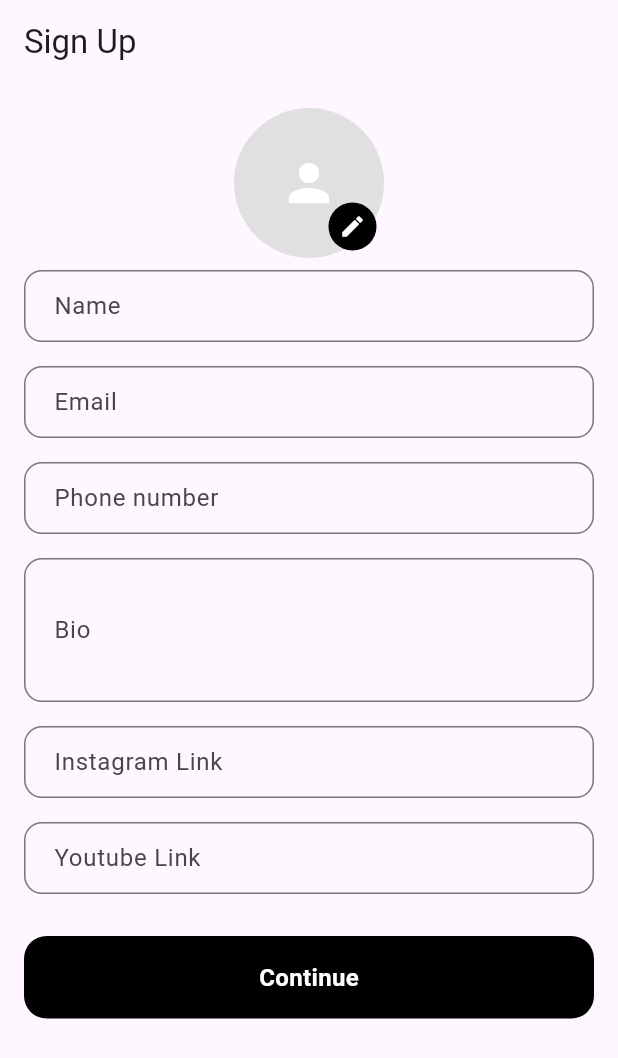
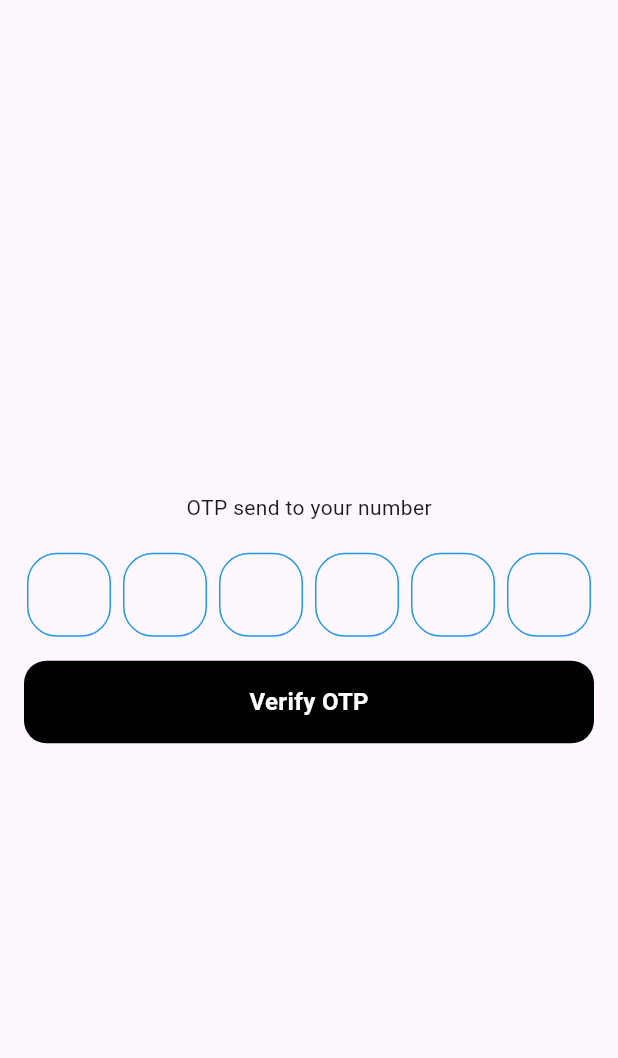
Before and after one commit to balacode01/travel-app-mobile, a Flutter app: the screen it shows after launch, on a phone screen of 412 x 824 dp. Shown: the top 1058 px of the screen. Run offline on Flutter 3.47's test engine with Material 3 defaults, Android fonts, the phone set to English and light mode, and no system bars; drawn by our look-alikes of pinput; our stand-ins replace image_picker, logger; accounts and stored records are empty.

Commit message:
simple login and verify ui created

```diff
--- a/lib/core/providers/auth_provider.dart
+++ b/lib/core/providers/auth_provider.dart
@@ -2,7 +2,6 @@ import 'dart:convert';
 import 'dart:io';
 import 'package:flutter/material.dart';
 import 'package:image_picker/image_picker.dart';
-import 'package:travel_app_mobile/widgets/custom_snackbar.dart';
 import 'package:travel_app_mobile/widgets/custom_validations.dart';
 import '../api/api_service.dart';
 import '../models/response_model/user_model.dart';
@@ -30,6 +29,12 @@ class AuthProvider with ChangeNotifier {
   final TextEditingController bioController = TextEditingController();
   final TextEditingController instagramController = TextEditingController();
   final TextEditingController youtubeController = TextEditingController();
+
+  /// login provider
+  final TextEditingController phoneNumberController = TextEditingController();
+
+  // otp provider
+  final TextEditingController otpController = TextEditingController();
 
   printData() {
     print(nameController.text);
--- a/lib/main.dart
+++ b/lib/main.dart
@@ -1,13 +1,13 @@
-import 'package:firebase_core/firebase_core.dart';
 import 'package:flutter/material.dart';
 import 'package:provider/provider.dart';
 import 'package:travel_app_mobile/core/providers/auth_provider.dart';
 import 'package:travel_app_mobile/routes/routes.dart';
-import 'package:travel_app_mobile/screens/auth/register.dart';
+import 'package:travel_app_mobile/screens/auth/login.dart';
 
-void main() async {
-  WidgetsFlutterBinding.ensureInitialized();
-  await Firebase.initializeApp();
+void main() {
+  // WidgetsFlutterBinding.ensureInitialized();
+  // await Firebase.initializeApp();
+  //FirebaseMessaging.onBackgroundMessage(_firebaseMessagingBackgroundHandler);
   runApp(
     MultiProvider(
       //providers: appProviders,
@@ -25,9 +25,9 @@ class MyApp extends StatelessWidget {
     return MaterialApp(
       debugShowCheckedModeBanner: false,
       title: "Travel App",
-      initialRoute: Routes.signUp,
+      initialRoute: Routes.verifyOtp,
       routes: appRoutes,
-      home: SignUpScreen(),
+      home: LoginPage(),
     );
   }
 }
--- a/lib/routes/routes.dart
+++ b/lib/routes/routes.dart
@@ -1,10 +1,16 @@
 import 'package:flutter/material.dart';
+import 'package:travel_app_mobile/screens/auth/login.dart';
 import 'package:travel_app_mobile/screens/auth/register.dart';
+import 'package:travel_app_mobile/screens/auth/verify_otp.dart';
 
 class Routes {
+  static const String login = './login';
   static const String signUp = './signup';
+  static const String verifyOtp = '.verifyOtp';
 }
 
 final Map<String, WidgetBuilder> appRoutes = {
+  Routes.login: (context) => LoginPage(),
   Routes.signUp: (context) => SignUpScreen(),
+  Routes.verifyOtp: (context) => VerifyOtpPage(),
 };
--- a/lib/screens/auth/register.dart
+++ b/lib/screens/auth/register.dart
@@ -34,7 +34,7 @@ class _SignUpScreenState extends State<SignUpScreen> {
         padding: const EdgeInsets.all(16.0),
         child: Column(
           children: [
-            ProfilePicture(),
+            //ProfilePicture(),
             CustomTextField(controller: provider.nameController, label: 'Name'),
             CustomTextField(
               controller: provider.emailController,
--- /dev/null
+++ b/lib/screens/auth/verify_otp.dart
@@ -0,0 +1,61 @@
+import 'package:flutter/material.dart';
+import 'package:pinput/pinput.dart';
+import 'package:provider/provider.dart';
+import 'package:travel_app_mobile/core/providers/auth_provider.dart';
+import 'package:travel_app_mobile/widgets/custom_button.dart';
+
+class VerifyOtpPage extends StatefulWidget {
+  const VerifyOtpPage({super.key});
+
+  @override
+  State<VerifyOtpPage> createState() => _VerifyOtpPageState();
+}
+
+class _VerifyOtpPageState extends State<VerifyOtpPage> {
+  late AuthProvider provider;
+
+  @override
+  void didChangeDependencies() {
+    super.didChangeDependencies();
+    provider = Provider.of<AuthProvider>(context, listen: false); //
+  }
+
+  @override
+  Widget build(BuildContext context) {
+    return Scaffold(
+      body: Padding(
+        padding: EdgeInsets.all(16),
+        child: Center(
+          child: Column(
+            mainAxisAlignment: MainAxisAlignment.center,
+            children: [
+              Text("OTP send to your number"),
+              const SizedBox(height: 20),
+              Pinput(
+                controller: provider.otpController,
+                enabled: true,
+                keyboardType: TextInputType.number,
+                length: 6,
+                defaultPinTheme: PinTheme(
+                  width: 56,
+                  height: 56,
+                  textStyle: TextStyle(
+                    fontSize: 20,
+                    color: Color.fromRGBO(30, 60, 87, 1),
+                    fontWeight: FontWeight.w600,
+                  ),
+                  decoration: BoxDecoration(
+                    border: Border.all(color: Colors.blue),
+                    borderRadius: BorderRadius.circular(20),
+                  ),
+                ),
+              ),
+              const SizedBox(height: 16),
+              CustomAnimatedButton(text: 'Verify OTP', onPressed: () {}),
+            ],
+          ),
+        ),
+      ),
+    );
+  }
+}
--- a/lib/widgets/custom_textfield.dart
+++ b/lib/widgets/custom_textfield.dart
@@ -45,7 +45,7 @@ class CustomTextField extends StatelessWidget {
           suffixIcon: suffixIcon,
           contentPadding: const EdgeInsets.symmetric(
             horizontal: 16,
-            vertical: 12,
+            vertical: 16,
           ),
         ),
       ),
--- a/pubspec.yaml
+++ b/pubspec.yaml
@@ -38,7 +38,8 @@ dependencies:
   provider: ^6.1.2
   image_picker: ^1.1.2
   logger: ^2.0.2
-  firebase_core: ^3.12.1
+  pinput: ^5.0.1
+
 
 dev_dependencies:
   flutter_test:
```
Also changed, not shown: lib/screens/auth/login.dart (+47 -0 lines), pubspec.lock, 5 other files.
